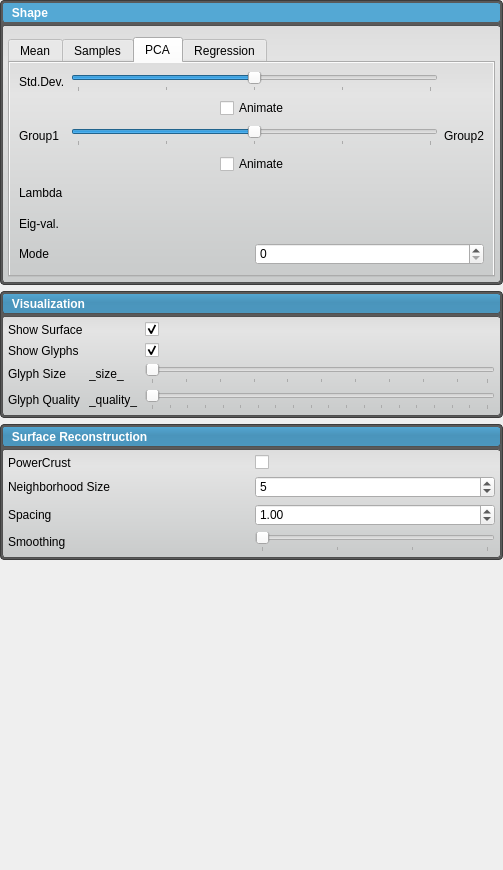
Qt form src/Analysis/AnalysisTool.ui (SCIInstitute/ShapeWorks) before a commit.
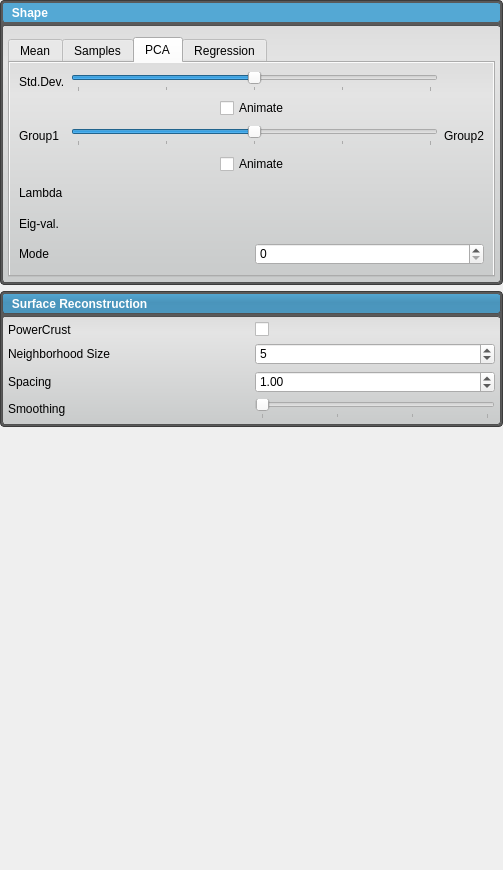
The same form after that commit. The open tabs and pages were chosen to show the change.

Commit message:
Starting to move some analysis settings out.
These settings/controls need to be accessible at all times.

Patch:
```diff
--- a/src/Analysis/AnalysisTool.ui
+++ b/src/Analysis/AnalysisTool.ui
@@ -934,201 +934,6 @@
      </layout>
     </widget>
    </item>
-   <item>
-    <widget class="QWidget" name="visualizationPanel" native="true">
-     <property name="sizePolicy">
-      <sizepolicy hsizetype="Preferred" vsizetype="Fixed">
-       <horstretch>0</horstretch>
-       <verstretch>0</verstretch>
-      </sizepolicy>
-     </property>
-     <layout class="QVBoxLayout" name="verticalLayout_10">
-      <property name="spacing">
-       <number>2</number>
-      </property>
-      <property name="margin">
-       <number>2</number>
-      </property>
-      <item>
-       <widget class="QWidget" name="visualizationHeaderBackground" native="true">
-        <layout class="QVBoxLayout" name="verticalLayout_11">
-         <property name="margin">
-          <number>0</number>
-         </property>
-         <item>
-          <widget class="QWidget" name="visualizationHeader" native="true">
-           <property name="sizePolicy">
-            <sizepolicy hsizetype="Preferred" vsizetype="Fixed">
-             <horstretch>0</horstretch>
-             <verstretch>0</verstretch>
-            </sizepolicy>
-           </property>
-           <property name="minimumSize">
-            <size>
-             <width>215</width>
-             <height>21</height>
-            </size>
-           </property>
-           <layout class="QHBoxLayout" name="horizontalLayout_14">
-            <property name="spacing">
-             <number>2</number>
-            </property>
-            <property name="margin">
-             <number>0</number>
-            </property>
-            <item>
-             <widget class="QLabel" name="visualizationLabel">
-              <property name="text">
-               <string>   Visualization</string>
-              </property>
-             </widget>
-            </item>
-           </layout>
-          </widget>
-         </item>
-        </layout>
-       </widget>
-      </item>
-      <item>
-       <widget class="QWidget" name="visualizationContent" native="true">
-        <layout class="QVBoxLayout" name="verticalLayout_21">
-         <property name="spacing">
-          <number>2</number>
-         </property>
-         <property name="margin">
-          <number>6</number>
-         </property>
-         <item>
-          <layout class="QGridLayout" name="gridLayout_6">
-           <property name="spacing">
-            <number>6</number>
-           </property>
-           <item row="1" column="0">
-            <widget class="QLabel" name="label">
-             <property name="text">
-              <string>Show Glyphs</string>
-             </property>
-            </widget>
-           </item>
-           <item row="1" column="3">
-            <widget class="QCheckBox" name="show_glyphs">
-             <property name="text">
-              <string/>
-             </property>
-             <property name="checked">
-              <bool>true</bool>
-             </property>
-            </widget>
-           </item>
-           <item row="0" column="0">
-            <widget class="QLabel" name="label_15">
-             <property name="text">
-              <string>Show Surface</string>
-             </property>
-            </widget>
-           </item>
-           <item row="0" column="3">
-            <widget class="QCheckBox" name="show_surface">
-             <property name="text">
-              <string/>
-             </property>
-             <property name="checked">
-              <bool>true</bool>
-             </property>
-            </widget>
-           </item>
-           <item row="2" column="0">
-            <widget class="QLabel" name="label_3">
-             <property name="text">
-              <string>Glyph Size</string>
-             </property>
-            </widget>
-           </item>
-           <item row="3" column="0">
-            <widget class="QLabel" name="label_4">
-             <property name="text">
-              <string>Glyph Quality</string>
-             </property>
-            </widget>
-           </item>
-           <item row="2" column="1">
-            <widget class="QLabel" name="glyph_size_label">
-             <property name="minimumSize">
-              <size>
-               <width>50</width>
-               <height>0</height>
-              </size>
-             </property>
-             <property name="text">
-              <string>_size_</string>
-             </property>
-            </widget>
-           </item>
-           <item row="3" column="1">
-            <widget class="QLabel" name="glyph_quality_label">
-             <property name="minimumSize">
-              <size>
-               <width>50</width>
-               <height>0</height>
-              </size>
-             </property>
-             <property name="text">
-              <string>_quality_</string>
-             </property>
-            </widget>
-           </item>
-           <item row="2" column="3">
-            <widget class="QSlider" name="glyph_size">
-             <property name="minimum">
-              <number>1</number>
-             </property>
-             <property name="maximum">
-              <number>100</number>
-             </property>
-             <property name="pageStep">
-              <number>10</number>
-             </property>
-             <property name="orientation">
-              <enum>Qt::Horizontal</enum>
-             </property>
-             <property name="tickPosition">
-              <enum>QSlider::TicksBelow</enum>
-             </property>
-             <property name="tickInterval">
-              <number>10</number>
-             </property>
-            </widget>
-           </item>
-           <item row="3" column="3">
-            <widget class="QSlider" name="glyph_quality">
-             <property name="minimum">
-              <number>1</number>
-             </property>
-             <property name="maximum">
-              <number>20</number>
-             </property>
-             <property name="pageStep">
-              <number>3</number>
-             </property>
-             <property name="orientation">
-              <enum>Qt::Horizontal</enum>
-             </property>
-             <property name="tickPosition">
-              <enum>QSlider::TicksBelow</enum>
-             </property>
-             <property name="tickInterval">
-              <number>1</number>
-             </property>
-            </widget>
-           </item>
-          </layout>
-         </item>
-        </layout>
-       </widget>
-      </item>
-     </layout>
-    </widget>
-   </item>
    <item>
     <widget class="QWidget" name="reconstructionPanel" native="true">
      <property name="sizePolicy">
```
Left out of the diff: 2 changed lines with no effect on the pictures. The commit also changes 14 other files.
